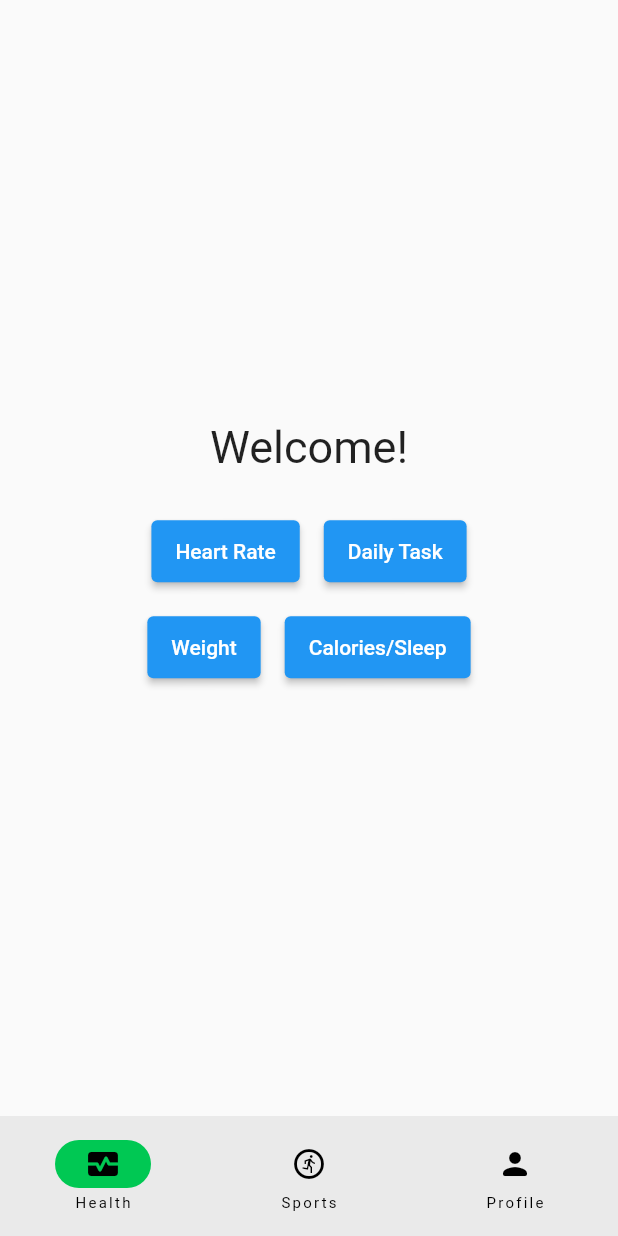
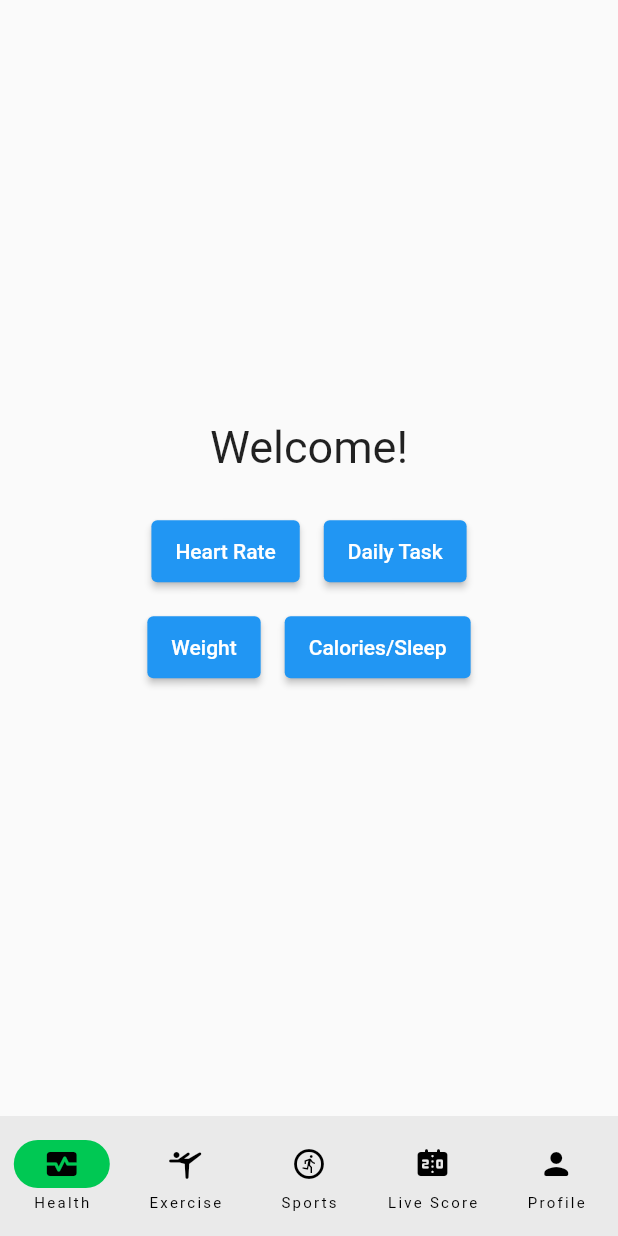
Before and after one commit to Blockchain-Research-Lab-Trainees/Sports_App, a Flutter app: the BottomNavBar screen opened directly, on a phone screen of 412 x 824 dp. Run offline on Flutter 3.47's test engine with Material 2 defaults, Android fonts, the phone set to English and light mode, and no system bars; our stand-ins replace camera; missing offline and left inert: heart_bpm.

```diff
--- a/lib/Elements/bnb.dart
+++ b/lib/Elements/bnb.dart
@@ -2,6 +2,8 @@ import 'package:flutter/material.dart';
 import 'package:sports_app/Pages/health.dart';
 import 'package:sports_app/Pages/exercise.dart';
 import 'package:sports_app/Pages/profile.dart';
+// import 'package:sports_app/Pages/Live%20Score/livescore.dart';
+
 // ignore_for_file: prefer_const_constructors
 
 // class BottomNavBar extends StatelessWidget {
@@ -51,14 +53,22 @@ class _BottomNavBarState extends State<BottomNavBar> {
         },
         indicatorColor: Colors.greenAccent[700],
         selectedIndex: currentPageIndex,
-        destinations: const <Widget>[
+        destinations: const [
           NavigationDestination(
             icon: Icon(Icons.monitor_heart),
             label: 'Health',
           ),
           NavigationDestination(
+            icon: Icon(Icons.sports_gymnastics_rounded),
+            label: 'Exercise',
+          ),
+          NavigationDestination(
             icon: Icon(Icons.run_circle_outlined),
             label: 'Sports',
+          ),
+          NavigationDestination(
+            icon: Icon(Icons.scoreboard_rounded),
+            label: 'Live Score',
           ),
           NavigationDestination(
             icon: Icon(Icons.person_rounded),
@@ -78,6 +88,16 @@ class _BottomNavBarState extends State<BottomNavBar> {
         Container(
           color: Colors.blue,
           alignment: Alignment.center,
+          child: const Text('Sensor'),
+        ),
+        Container(
+          color: Colors.blue,
+          alignment: Alignment.center,
+          // child: Live(),
+        ),
+        Container(
+          color: Colors.blue,
+          alignment: Alignment.center,
           child: ProfilePage(),
         ),
       ][currentPageIndex],
--- a/lib/Pages/exercise.dart
+++ b/lib/Pages/exercise.dart
@@ -33,6 +33,7 @@ class _ExerciseNamesState extends State<ExerciseNames> {
         child: Column(
           mainAxisAlignment: MainAxisAlignment.center,
           children: [
+            SizedBox(height: 40),
             Text(
               'MUSCLE EXERCISES',
               style: TextStyle(fontSize: 30),
--- a/lib/Pages/health.dart
+++ b/lib/Pages/health.dart
@@ -1,4 +1,7 @@
 import 'package:flutter/material.dart';
+import 'Calories.dart';
+import 'package:sports_app/Pages/heartbeat.dart';
+// ignore_for_file: prefer_const_constructors
 
 class Home extends StatelessWidget {
   const Home({super.key});
@@ -18,7 +21,7 @@ class Home extends StatelessWidget {
           Row(
             mainAxisAlignment: MainAxisAlignment.center,
             children: [
-              Block(title: 'Heart Rate'),
+              Block(title: 'Heart Rate', path: heart()),
               Block(title: 'Daily Task'),
             ],
           ),
@@ -26,7 +29,7 @@ class Home extends StatelessWidget {
             mainAxisAlignment: MainAxisAlignment.center,
             children: [
               Block(title: 'Weight'),
-              Block(title: 'Calories/Sleep'),
+              Block(title: 'Calories/Sleep', path: Cal()),
             ],
           ),
         ],
@@ -37,15 +40,19 @@ class Home extends StatelessWidget {
 
 class Block extends StatelessWidget {
   final String title;
+  final path;
 
-  Block({required this.title});
+  Block({required this.title, this.path});
 
   @override
   Widget build(BuildContext context) {
     return Padding(
       padding: const EdgeInsets.all(8.0),
       child: ElevatedButton(
-        onPressed: () {},
+        onPressed: () {
+          Navigator.push(
+              context, MaterialPageRoute(builder: (context) => path));
+        },
         style: ElevatedButton.styleFrom(
             minimumSize: Size(MediaQuery.of(context).size.width * 0.05,
                 MediaQuery.of(context).size.height * 0.05)),
--- a/pubspec.yaml
+++ b/pubspec.yaml
@@ -36,6 +36,9 @@ dependencies:
   # Use with the CupertinoIcons class for iOS style icons.
   cupertino_icons: ^1.0.2
   http: ^1.1.0
+  heart_bpm: ^2.0.0+0
+  camera: ^0.10.5+5
+
 
 dev_dependencies:
   flutter_test:
```
Also changed, not shown: lib/Pages/calories.dart (+28 -16 lines), lib/Pages/heartbeat.dart (added, +71 -0 lines), pubspec.lock, 1 other file.
